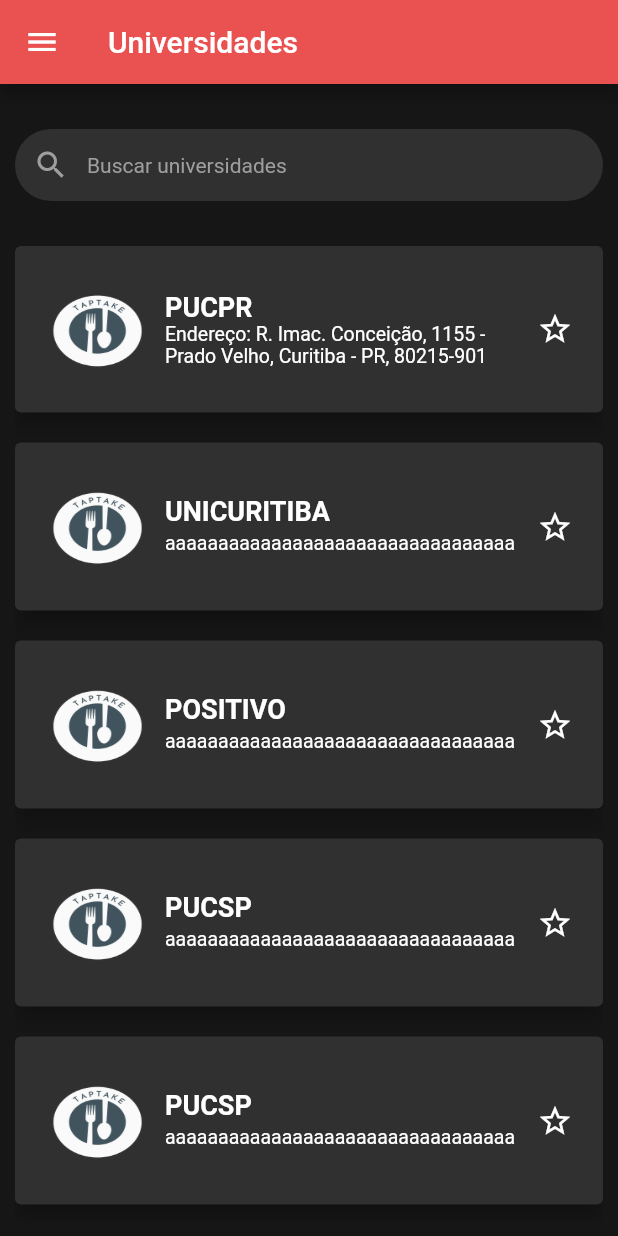
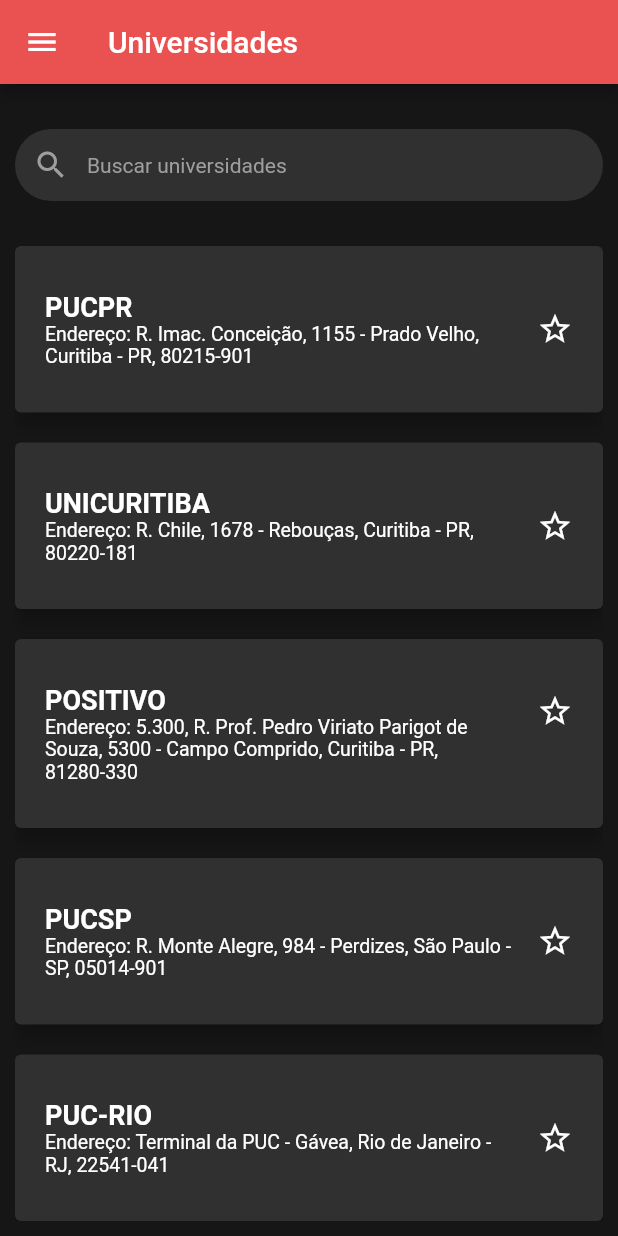
Before and after one commit to AlexCohenDambros/TapTake-Flutter, a Flutter app: the University screen opened directly, on a phone screen of 412 x 824 dp. Run offline on Flutter 3.47's test engine with Material 2 defaults, Android fonts, the phone set to English and light mode, and no system bars; our stand-ins replace flutter_rating_bar, image_picker; missing offline and left inert: flutter_calendar_widget.

```diff
--- a/lib/Screens/Menu/university.dart
+++ b/lib/Screens/Menu/university.dart
@@ -17,37 +17,36 @@
       "name": "PUCPR",
       "description":
           "Endereço: R. Imac. Conceição, 1155 - Prado Velho, Curitiba - PR, 80215-901",
-      "image": "assets/images/logo.png"
     },
     {
       "id": 2,
       "name": "UNICURITIBA",
-      "description": "aaaaaaaaaaaaaaaaaaaaaaaaaaaaaaaaa",
-      "image": "assets/images/logo.png"
+      "description":
+          "Endereço: R. Chile, 1678 - Rebouças, Curitiba - PR, 80220-181",
     },
     {
       "id": 3,
       "name": "POSITIVO",
-      "description": "aaaaaaaaaaaaaaaaaaaaaaaaaaaaaaaaa",
-      "image": "assets/images/logo.png"
+      "description":
+          "Endereço: 5.300, R. Prof. Pedro Viriato Parigot de Souza, 5300 - Campo Comprido, Curitiba - PR, 81280-330",
     },
     {
       "id": 4,
       "name": "PUCSP",
-      "description": "aaaaaaaaaaaaaaaaaaaaaaaaaaaaaaaaa",
-      "image": "assets/images/logo.png"
+      "description":
+          "Endereço: R. Monte Alegre, 984 - Perdizes, São Paulo - SP, 05014-901",
     },
     {
       "id": 5,
-      "name": "PUCSP",
-      "description": "aaaaaaaaaaaaaaaaaaaaaaaaaaaaaaaaa",
-      "image": "assets/images/logo.png"
+      "name": "PUC-RIO",
+      "description":
+          "Endereço: Terminal da PUC - Gávea, Rio de Janeiro - RJ, 22541-041",
     },
     {
       "id": 6,
-      "name": "PUCSP",
-      "description": "aaaaaaaaaaaaaaaaaaaaaaaaaaaaaaaaa",
-      "image": "assets/images/logo.png"
+      "name": "PUCRS",
+      "description":
+          "Endereço: Av. Ipiranga, 6681 - Partenon, Porto Alegre - RS, 90619-900",
     },
   ];
 
@@ -128,11 +127,6 @@
                           contentPadding: const EdgeInsets.all(20),
                           horizontalTitleGap: 10,
                           minVerticalPadding: 10,
-                          leading: SizedBox(
-                              width: 70,
-                              child: Image.asset(
-                                  _foundUniversity[index]['image'],
-                                  fit: BoxFit.fill)),
                           title: Text(
                             _foundUniversity[index]['name'],
                             style: const TextStyle(
--- a/pubspec.yaml
+++ b/pubspec.yaml
@@ -39,6 +39,9 @@
   flutter_rating_bar: ^4.0.1
   flutter_slidable: ^1.3.0
   image_picker: ^0.8.5+3
+  table_calendar: ^3.0.6
+  intl: ^0.17.0
+  flutter_calendar_widget: ^0.0.2
 
 dev_dependencies:
   flutter_test:
```
Also changed, not shown: lib/Screens/Menu/restaurants.dart (+26 -5 lines), lib/Screens/Payment/payment.dart (added, +16 -0 lines), lib/Screens/Scheduling/scheduling.dart (added, +73 -0 lines), lib/main.dart (+4 -3 lines), pubspec.lock.
